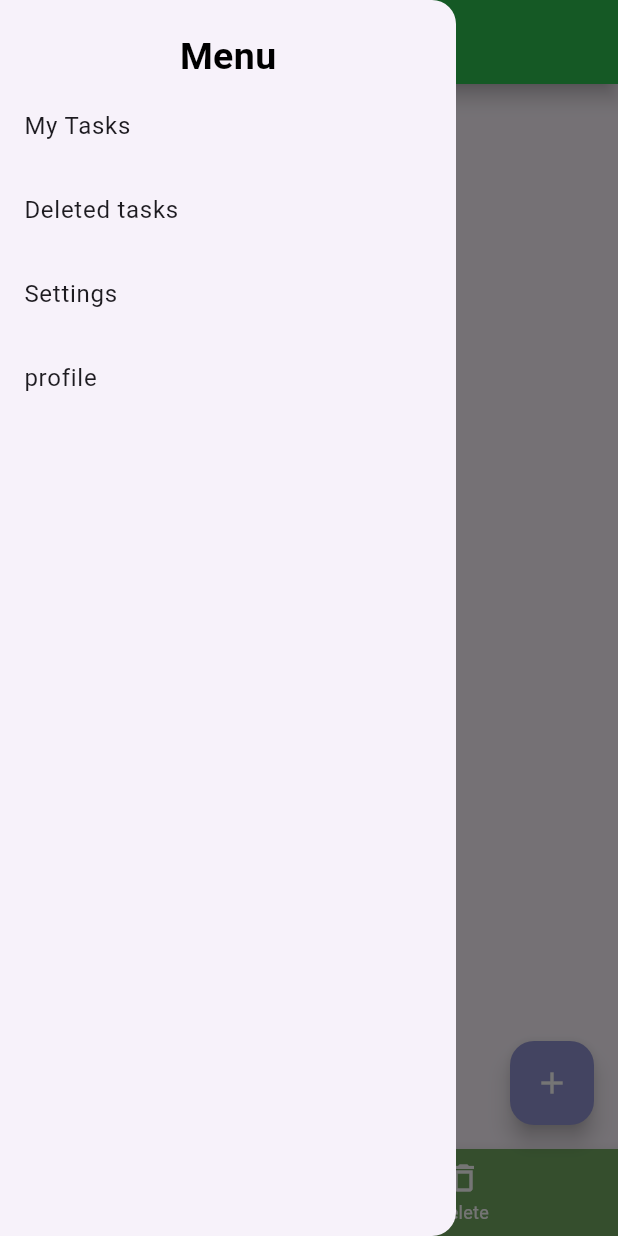
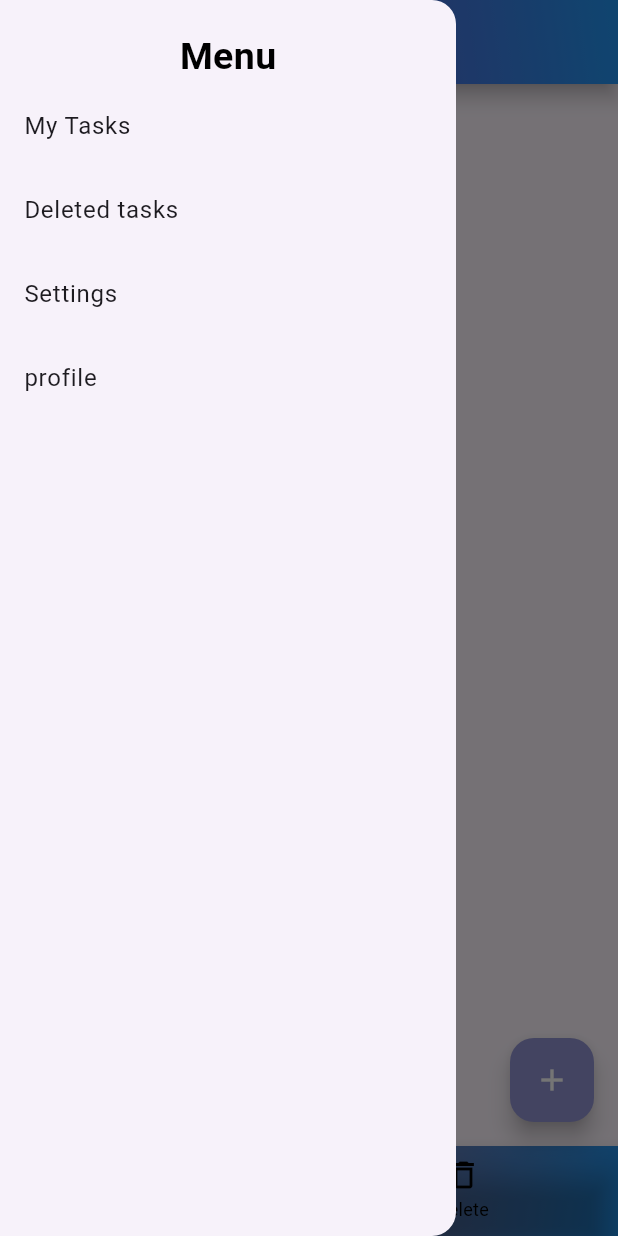
Before and after one commit to muhammed-shadil/Todo_, a Flutter app: the screen it shows after launch, with the side drawer open, on a phone screen of 412 x 824 dp. Run offline on Flutter 3.47's test engine with Material 3 defaults, Android fonts, the phone set to English and light mode, and no system bars; our stand-ins replace get, hive, hive_flutter; accounts and stored records are empty.

Commit message:
gradient app bar

```diff
--- a/lib/view/homepage.dart
+++ b/lib/view/homepage.dart
@@ -31,6 +31,15 @@ class _HomePageState extends State<HomePage> {
     return Scaffold(
       appBar: AppBar(
         title: const Text("TO DO"),
+        flexibleSpace: Container(
+          decoration: const BoxDecoration(
+            gradient: LinearGradient(
+              colors: [Colors.purple, Colors.blue],
+              begin: Alignment.bottomLeft,
+              end: Alignment.topRight,
+            ),
+          ),
+        ),
       ),
       drawer: DrawerPage(),
       floatingActionButton: FloatingButton(
@@ -39,7 +48,21 @@ class _HomePageState extends State<HomePage> {
         controller2: _controller2,
       ),
       body: pages[_currentindex],
-      bottomNavigationBar: BottomNavigationBar(
+      bottomNavigationBar: Stack(children: [
+        Container(
+          decoration: const BoxDecoration(
+            gradient: LinearGradient(
+              begin: Alignment.topLeft,
+              end: Alignment.bottomRight,
+              colors: [
+                Colors.red,
+                Colors.blue,
+              ],
+            ),
+          ),
+          height: 60,
+        ),
+        BottomNavigationBar(
           currentIndex: _currentindex,
           items: const [
             BottomNavigationBarItem(
@@ -54,6 +77,7 @@ class _HomePageState extends State<HomePage> {
           },
           type: BottomNavigationBarType.fixed,
         ),
+      ]),
     );
   }
 }
--- a/lib/view/widgets/apptheme.dart
+++ b/lib/view/widgets/apptheme.dart
@@ -70,9 +70,9 @@ class AppThemes {
         bodyLarge: TextStyle(color: Colors.black),
       ),
       bottomNavigationBarTheme: const BottomNavigationBarThemeData(
-        backgroundColor: Color.fromARGB(255, 116, 171, 99),
-        unselectedItemColor: Colors.white,
-        selectedItemColor: Color.fromARGB(255, 194, 8, 8),
+        backgroundColor: Colors.transparent,
+        unselectedItemColor:Colors.black ,
+        selectedItemColor: Colors.white,
       ),
       appBarTheme: const AppBarTheme(
         iconTheme: IconThemeData(color: Colors.white, size: 30),
```
Lines whose indentation alone changed are shown as unchanged.
